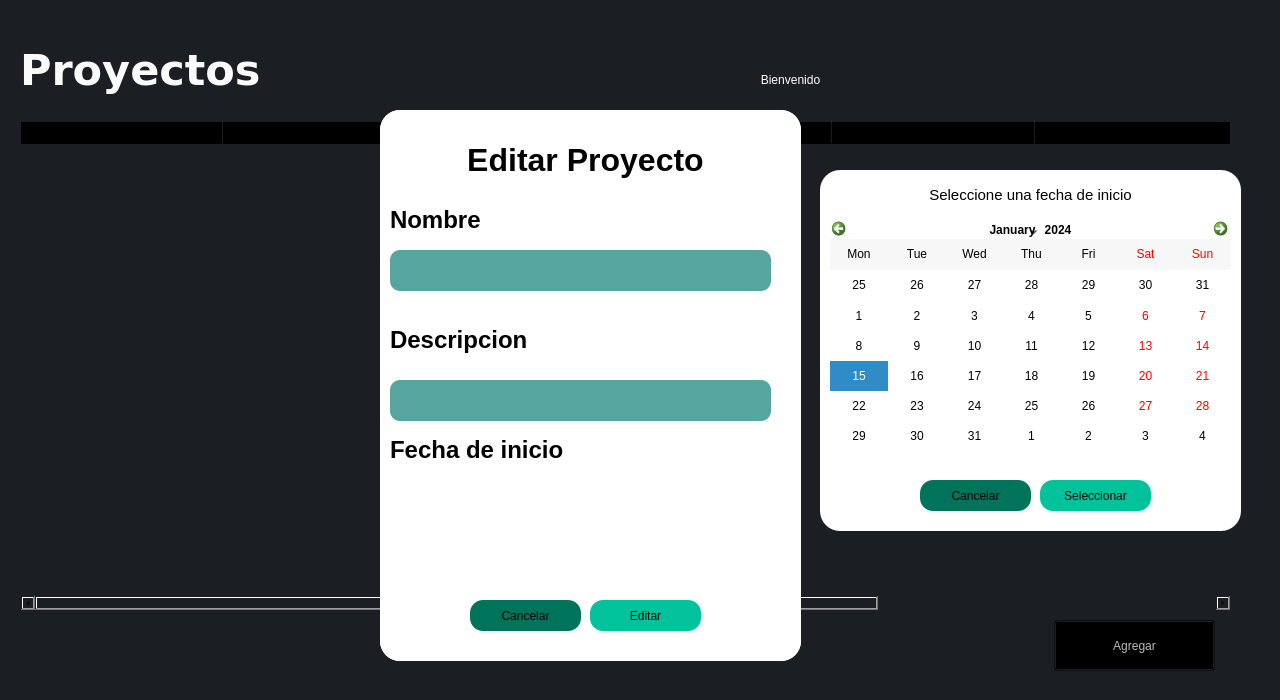
rojasalexander/AdministradorProyectosFacultad, file ui/vistaproyectosMAIA.ui: the form before one commit.
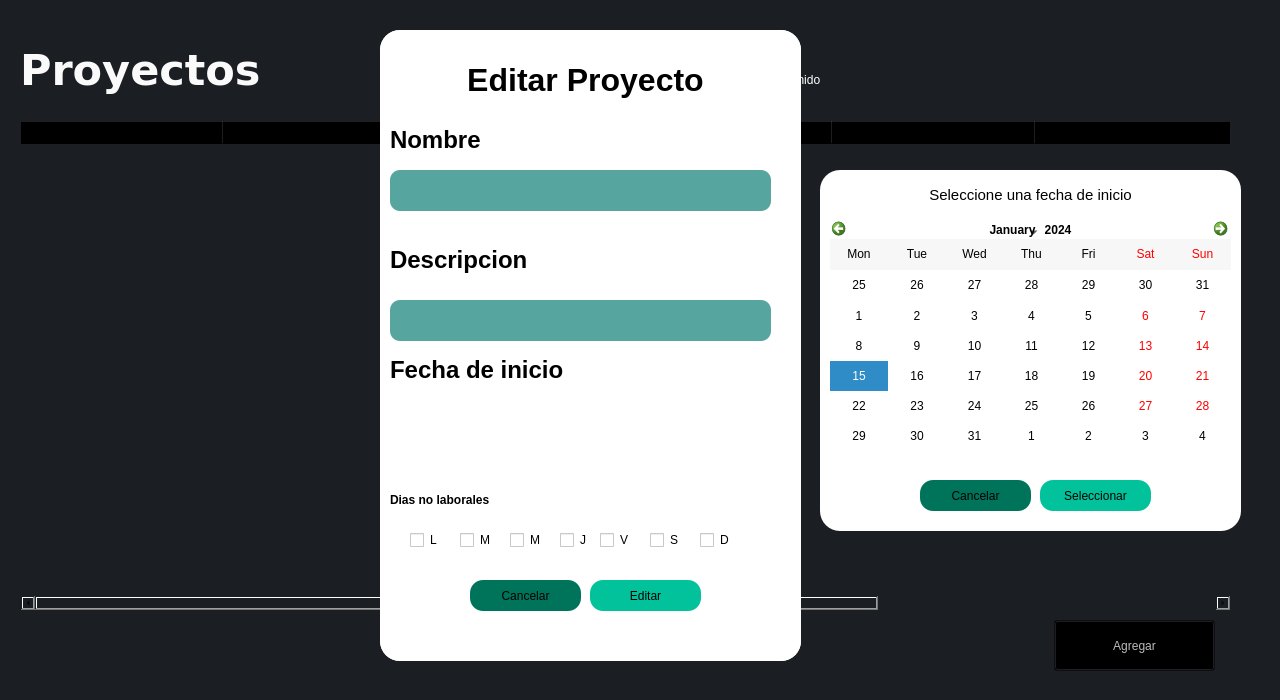
The form after the commit. Icons and pictures are not drawn.

Patch:
```diff
--- a/ui/vistaproyectosMAIA.ui
+++ b/ui/vistaproyectosMAIA.ui
@@ -263,9 +263,9 @@
     <property name="geometry">
      <rect>
       <x>390</x>
-      <y>110</y>
+      <y>30</y>
       <width>421</width>
-      <height>551</height>
+      <height>631</height>
      </rect>
     </property>
     <property name="styleSheet">
@@ -329,7 +329,7 @@
      <property name="geometry">
       <rect>
        <x>90</x>
-       <y>480</y>
+       <y>570</y>
        <width>111</width>
        <height>31</height>
       </rect>
@@ -428,7 +428,7 @@
      <property name="geometry">
       <rect>
        <x>210</x>
-       <y>480</y>
+       <y>570</y>
        <width>111</width>
        <height>31</height>
       </rect>
@@ -480,6 +480,122 @@
       <string>&lt;html&gt;&lt;head/&gt;&lt;body&gt;&lt;p&gt;&lt;br/&gt;&lt;/p&gt;&lt;/body&gt;&lt;/html&gt;</string>
      </property>
     </widget>
+    <widget class="QRadioButton" name="radioButton">
+     <property name="geometry">
+      <rect>
+       <x>40</x>
+       <y>500</y>
+       <width>51</width>
+       <height>20</height>
+      </rect>
+     </property>
+     <property name="text">
+      <string>L</string>
+     </property>
+    </widget>
+    <widget class="QRadioButton" name="radioButton_2">
+     <property name="geometry">
+      <rect>
+       <x>150</x>
+       <y>500</y>
+       <width>41</width>
+       <height>20</height>
+      </rect>
+     </property>
+     <property name="text">
+      <string>M</string>
+     </property>
+    </widget>
+    <widget class="QRadioButton" name="radioButton_3">
+     <property name="geometry">
+      <rect>
+       <x>90</x>
+       <y>500</y>
+       <width>41</width>
+       <height>20</height>
+      </rect>
+     </property>
+     <property name="text">
+      <string>M</string>
+     </property>
+    </widget>
+    <widget class="QRadioButton" name="radioButton_4">
+     <property name="geometry">
+      <rect>
+       <x>290</x>
+       <y>500</y>
+       <width>41</width>
+       <height>20</height>
+      </rect>
+     </property>
+     <property name="text">
+      <string>S</string>
+     </property>
+    </widget>
+    <widget class="QRadioButton" name="radioButton_5">
+     <property name="geometry">
+      <rect>
+       <x>200</x>
+       <y>500</y>
+       <width>41</width>
+       <height>20</height>
+      </rect>
+     </property>
+     <property name="text">
+      <string>J</string>
+     </property>
+    </widget>
+    <widget class="QRadioButton" name="radioButton_6">
+     <property name="geometry">
+      <rect>
+       <x>240</x>
+       <y>500</y>
+       <width>41</width>
+       <height>20</height>
+      </rect>
+     </property>
+     <property name="text">
+      <string>V</string>
+     </property>
+    </widget>
+    <widget class="QRadioButton" name="radioButton_7">
+     <property name="geometry">
+      <rect>
+       <x>340</x>
+       <y>500</y>
+       <width>41</width>
+       <height>20</height>
+      </rect>
+     </property>
+     <property name="text">
+      <string>D</string>
+     </property>
+    </widget>
+    <widget class="QLabel" name="label_13">
+     <property name="geometry">
+      <rect>
+       <x>10</x>
+       <y>440</y>
+       <width>281</width>
+       <height>61</height>
+      </rect>
+     </property>
+     <property name="autoFillBackground">
+      <bool>false</bool>
+     </property>
+     <property name="styleSheet">
+      <string notr="true">color: rgb(0, 0, 0);
+background-color: rgba(0,0,0,0);
+border-radius:20;
+font: 75 16pt &quot;Verdana&quot;;</string>
+     </property>
+     <property name="text">
+      <string>&lt;html&gt;&lt;head/&gt;&lt;body&gt;&lt;p&gt;&lt;span style=&quot; font-weight:600;&quot;&gt;Dias no laborales&lt;/span&gt;&lt;/p&gt;&lt;/body&gt;&lt;/html&gt;</string>
+     </property>
+     <property name="alignment">
+      <set>Qt::AlignLeading|Qt::AlignLeft|Qt::AlignVCenter</set>
+     </property>
+    </widget>
    </widget>
    <widget class="QWidget" name="editarp" native="true">
     <property name="enabled">
@@ -488,9 +604,9 @@
     <property name="geometry">
      <rect>
       <x>390</x>
-      <y>110</y>
+      <y>30</y>
       <width>421</width>
-      <height>551</height>
+      <height>631</height>
      </rect>
     </property>
     <property name="styleSheet">
@@ -554,7 +670,7 @@
      <property name="geometry">
       <rect>
        <x>90</x>
-       <y>490</y>
+       <y>550</y>
        <width>111</width>
        <height>31</height>
       </rect>
@@ -653,7 +769,7 @@
      <property name="geometry">
       <rect>
        <x>210</x>
-       <y>490</y>
+       <y>550</y>
        <width>111</width>
        <height>31</height>
       </rect>
@@ -675,13 +791,6 @@
        <height>61</height>
       </rect>
      </property>
-     <property name="text">
-      <string/>
-     </property>
-     <property name="icon">
-      <iconset>
-       <normaloff>../icons/valentines-day.png</normaloff>../icons/valentines-day.png</iconset>
-     </property>
      <property name="iconSize">
       <size>
        <width>60</width>
@@ -705,6 +814,122 @@
       <string>&lt;html&gt;&lt;head/&gt;&lt;body&gt;&lt;p&gt;&lt;br/&gt;&lt;/p&gt;&lt;/body&gt;&lt;/html&gt;</string>
      </property>
     </widget>
+    <widget class="QLabel" name="label_14">
+     <property name="geometry">
+      <rect>
+       <x>10</x>
+       <y>440</y>
+       <width>281</width>
+       <height>61</height>
+      </rect>
+     </property>
+     <property name="autoFillBackground">
+      <bool>false</bool>
+     </property>
+     <property name="styleSheet">
+      <string notr="true">color: rgb(0, 0, 0);
+background-color: rgba(0,0,0,0);
+border-radius:20;
+font: 75 16pt &quot;Verdana&quot;;</string>
+     </property>
+     <property name="text">
+      <string>&lt;html&gt;&lt;head/&gt;&lt;body&gt;&lt;p&gt;&lt;span style=&quot; font-weight:600;&quot;&gt;Dias no laborales&lt;/span&gt;&lt;/p&gt;&lt;/body&gt;&lt;/html&gt;</string>
+     </property>
+     <property name="alignment">
+      <set>Qt::AlignLeading|Qt::AlignLeft|Qt::AlignVCenter</set>
+     </property>
+    </widget>
+    <widget class="QCheckBox" name="checkBox">
+     <property name="geometry">
+      <rect>
+       <x>30</x>
+       <y>500</y>
+       <width>41</width>
+       <height>20</height>
+      </rect>
+     </property>
+     <property name="text">
+      <string>L</string>
+     </property>
+    </widget>
+    <widget class="QCheckBox" name="checkBox_2">
+     <property name="geometry">
+      <rect>
+       <x>80</x>
+       <y>500</y>
+       <width>41</width>
+       <height>20</height>
+      </rect>
+     </property>
+     <property name="text">
+      <string>M</string>
+     </property>
+    </widget>
+    <widget class="QCheckBox" name="checkBox_3">
+     <property name="geometry">
+      <rect>
+       <x>180</x>
+       <y>500</y>
+       <width>31</width>
+       <height>20</height>
+      </rect>
+     </property>
+     <property name="text">
+      <string>J</string>
+     </property>
+    </widget>
+    <widget class="QCheckBox" name="checkBox_4">
+     <property name="geometry">
+      <rect>
+       <x>130</x>
+       <y>500</y>
+       <width>41</width>
+       <height>20</height>
+      </rect>
+     </property>
+     <property name="text">
+      <string>M</string>
+     </property>
+    </widget>
+    <widget class="QCheckBox" name="checkBox_5">
+     <property name="geometry">
+      <rect>
+       <x>270</x>
+       <y>500</y>
+       <width>31</width>
+       <height>20</height>
+      </rect>
+     </property>
+     <property name="text">
+      <string>S</string>
+     </property>
+    </widget>
+    <widget class="QCheckBox" name="checkBox_6">
+     <property name="geometry">
+      <rect>
+       <x>220</x>
+       <y>500</y>
+       <width>41</width>
+       <height>20</height>
+      </rect>
+     </property>
+     <property name="text">
+      <string>V</string>
+     </property>
+    </widget>
+    <widget class="QCheckBox" name="checkBox_7">
+     <property name="geometry">
+      <rect>
+       <x>320</x>
+       <y>500</y>
+       <width>31</width>
+       <height>20</height>
+      </rect>
+     </property>
+     <property name="text">
+      <string>D</string>
+     </property>
+    </widget>
    </widget>
    <widget class="QWidget" name="eliminar" native="true">
     <property name="enabled">
```
Left out of the diff: 4 changed lines with no effect on the pictures.
